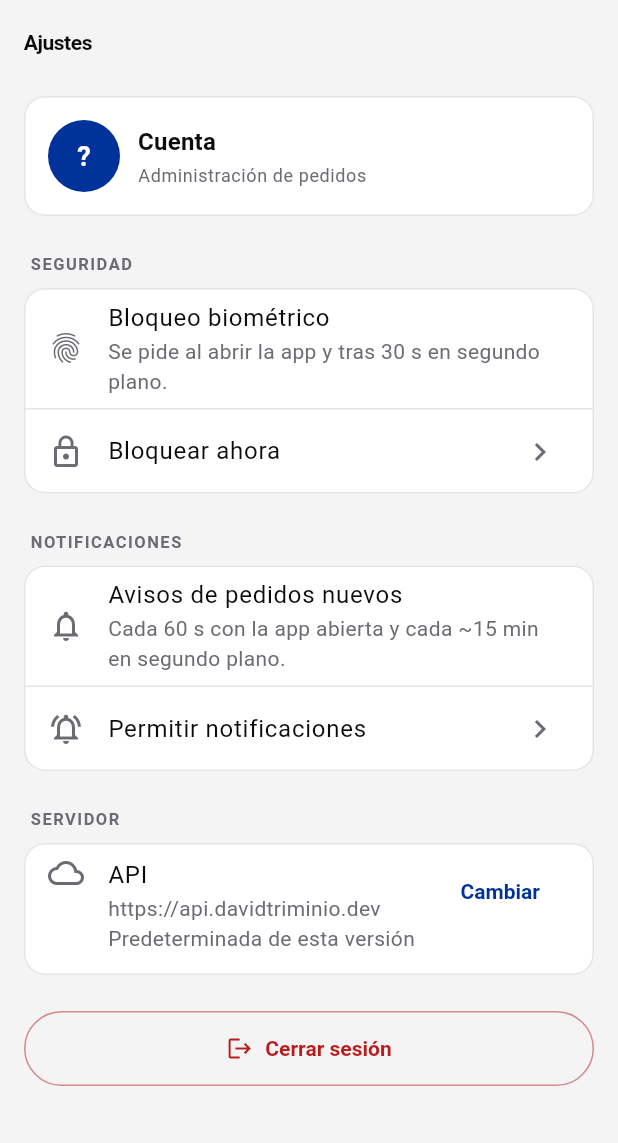
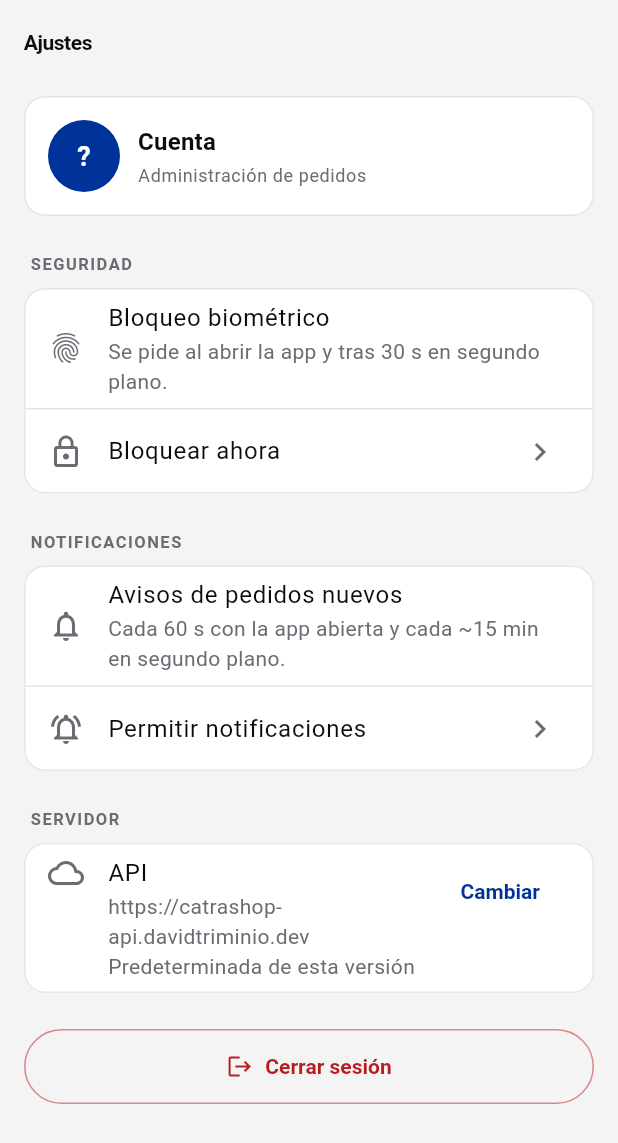
Before and after one commit to davidtriminio/catrashop, a Flutter app: the SettingsPage screen opened directly, on a phone screen of 412 x 824 dp. Shown: the top 1143 px of the screen. Run offline on Flutter 3.47's test engine with Material 3 defaults, Android fonts, the phone set to English and light mode, and no system bars; our stand-ins replace dio, flutter_local_notifications, flutter_riverpod, flutter_secure_storage, local_auth, open_filex; missing offline and left inert: workmanager; accounts and stored records are empty.

Commit message:
chore: move the API to catrashop-api.davidtriminio.dev and set the new web and admin origins

```diff
--- a/mobile/lib/core/config.dart
+++ b/mobile/lib/core/config.dart
@@ -2,7 +2,7 @@
 /// `flutter run --dart-define=API_BASE_URL=http://10.0.2.2:5227`
 const String apiBaseUrl = String.fromEnvironment(
   'API_BASE_URL',
-  defaultValue: 'https://api.davidtriminio.dev',
+  defaultValue: 'https://catrashop-api.davidtriminio.dev',
 );
 
 /// Permissions that make an account eligible to use this app (granted to OrderManager/Administrator).
```
Also changed, not shown: frontend/vercel.json, 5 other files.
